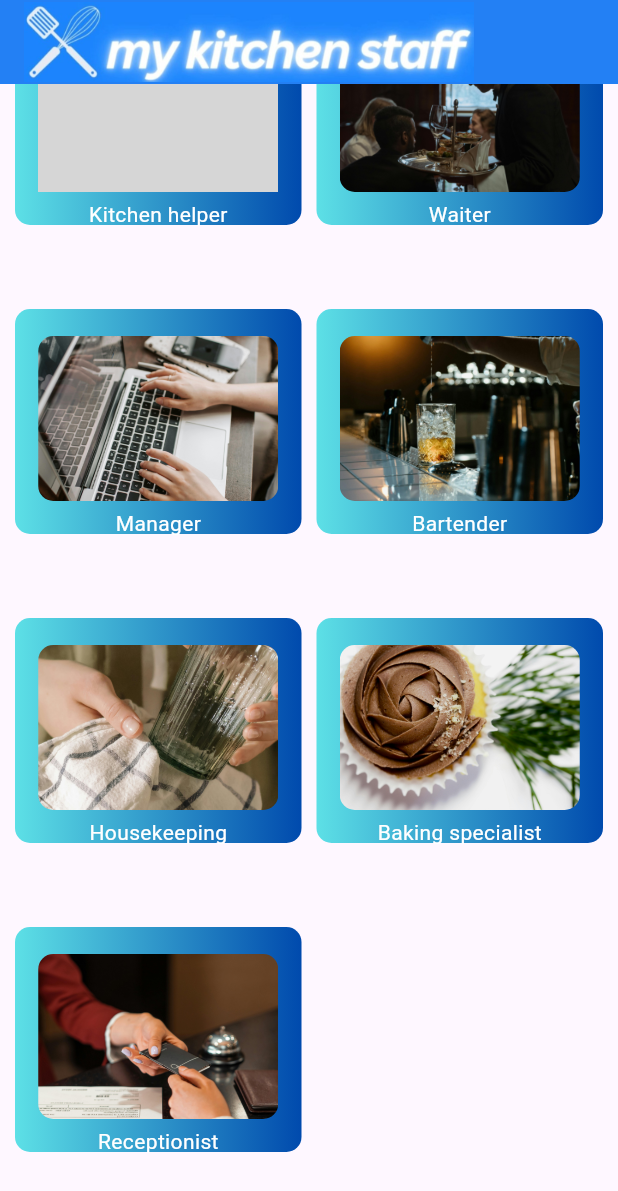
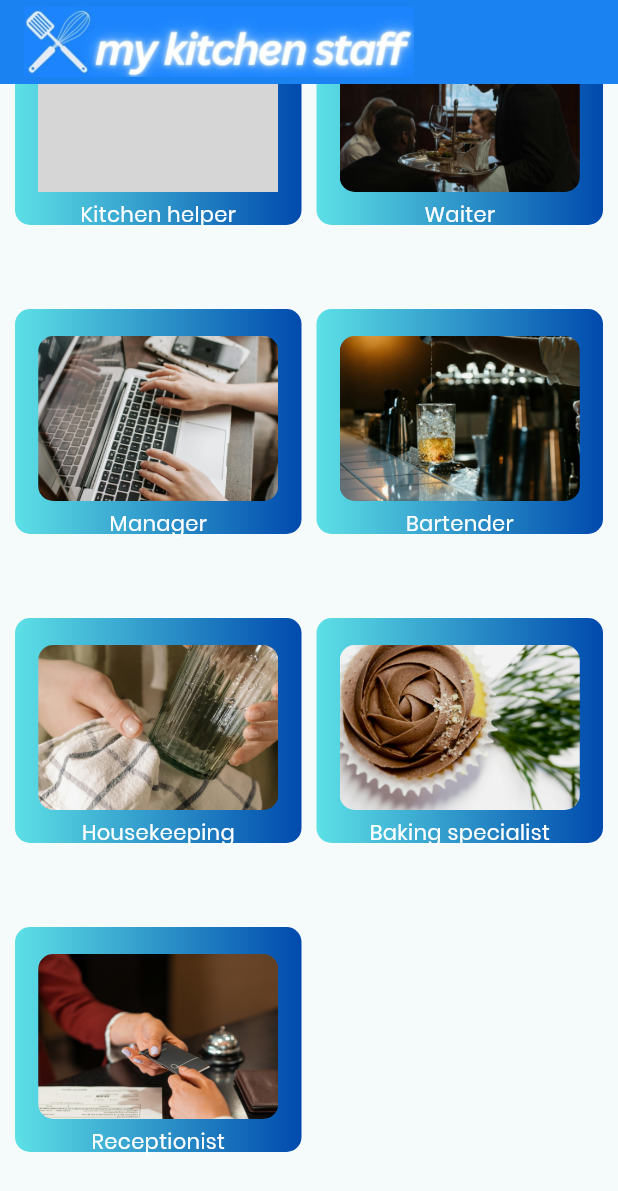
Before and after one commit to sachingupta2006/MyKitchenJobs, a Flutter app: the KitchenCategory screen opened directly, scrolled down 262 dp, on a phone screen of 412 x 824 dp. Shown: the top 1191 px of the screen. Run offline on Flutter 3.47's test engine with Material 3 defaults, Android fonts, the light colour scheme and no system bars; our stand-ins replace get; grey boxes are pictures that could not be loaded.

Commit message:
Font change

```diff
--- /dev/null
+++ b/lib/Utils/app_bar.dart
@@ -0,0 +1,14 @@
+import 'package:flutter/material.dart';
+
+PreferredSizeWidget customAppBar() {
+  return AppBar(
+    automaticallyImplyLeading: false,
+    backgroundColor: const Color(0xFF1D84FD),
+    title: Padding(
+      padding: const EdgeInsets.only(right: 120),
+      child: Image.asset(
+        "assets/images/logoblur.jpeg",
+      ),
+    ),
+  );
+}
--- a/lib/Utils/text.dart
+++ b/lib/Utils/text.dart
@@ -4,6 +4,6 @@ Widget customText(String text) {
   return Text(
     text,
     style: const TextStyle(
-        fontWeight: FontWeight.w900, fontSize: 40, color: Colors.white),
+        fontWeight: FontWeight.w900, fontSize: 25, color: Colors.white),
   );
 }
--- a/lib/View/kitchen_categories.dart
+++ b/lib/View/kitchen_categories.dart
@@ -1,5 +1,8 @@
 import 'package:flutter/material.dart';
+import 'package:my_kitchen_jobs/Utils/app_bar.dart';
+import 'package:my_kitchen_jobs/Utils/category_screen.dart';
 import 'package:my_kitchen_jobs/Utils/container.dart';
+import 'package:get/get.dart';
 
 class KitchenCategory extends StatelessWidget {
   const KitchenCategory({super.key});
@@ -8,59 +11,92 @@ class KitchenCategory extends StatelessWidget {
   Widget build(BuildContext context) {
     return SafeArea(
       child: Scaffold(
-        appBar: AppBar(
-          automaticallyImplyLeading: false,
-          backgroundColor: const Color(0xFF1D84FD),
-          title: Padding(
-            padding: const EdgeInsets.only(right: 80),
-            child: Image.asset(
-              "assets/images/logoblur.jpeg",
-            ),
-          ),
-        ),
+        appBar: customAppBar(),
         body: GridView.count(
           crossAxisCount: 2,
           children: [
             Padding(
               padding: const EdgeInsets.fromLTRB(10, 10, 5, 10),
-              child: customContainer("assets/images/chef.jpg", "Chef"),
+              child: GestureDetector(
+                  onTap: () {
+                    Get.to(() => CategoryScreen());
+                  },
+                  child: customContainer("assets/images/chef.jpg", "Chef")),
             ),
             Padding(
               padding: const EdgeInsets.fromLTRB(5, 10, 10, 10),
-              child:
-                  customContainer("assets/images/banner-03.jpg", "Home cook"),
+              child: GestureDetector(
+                  onTap: () {
+                    Get.to(
+                      () => CategoryScreen(),
+                    );
+                  },
+                  child: customContainer(
+                      "assets/images/banner-03.jpg", "Home cook")),
             ),
             Padding(
               padding: const EdgeInsets.fromLTRB(10, 0, 5, 20),
-              child:
-                  customContainer("assets/images/bake.jpg", "Kitchen helper"),
+              child: GestureDetector(
+                  onTap: () {
+                    Get.to(() => CategoryScreen());
+                  },
+                  child: customContainer(
+                      "assets/images/bake.jpg", "Kitchen helper")),
             ),
             Padding(
               padding: const EdgeInsets.fromLTRB(5, 0, 10, 20),
-              child: customContainer("assets/images/waiter.jpg", "Waiter"),
+              child: GestureDetector(
+                  onTap: () {
+                    Get.to(() => CategoryScreen());
+                  },
+                  child: customContainer("assets/images/waiter.jpg", "Waiter")),
             ),
             Padding(
               padding: const EdgeInsets.fromLTRB(10, 0, 5, 20),
-              child: customContainer("assets/images/manager.jpg", "Manager"),
+              child: GestureDetector(
+                  onTap: () {
+                    Get.to(() => CategoryScreen());
+                  },
+                  child:
+                      customContainer("assets/images/manager.jpg", "Manager")),
             ),
             Padding(
               padding: const EdgeInsets.fromLTRB(5, 0, 10, 20),
-              child:
-                  customContainer("assets/images/bartender.jpg", "Bartender"),
+              child: GestureDetector(
+                  onTap: () {
+                    Get.to(() => CategoryScreen());
+                  },
+                  child: customContainer(
+                      "assets/images/bartender.jpg", "Bartender")),
             ),
             Padding(
               padding: const EdgeInsets.fromLTRB(10, 0, 5, 20),
-              child: customContainer(
-                  "assets/images/banner-05.jpg", "Housekeeping"),
+              child: GestureDetector(
+                onTap: () {
+                  Get.to(() => CategoryScreen());
+                },
+                child: customContainer(
+                    "assets/images/banner-05.jpg", "Housekeeping"),
+              ),
             ),
             Padding(
               padding: const EdgeInsets.fromLTRB(5, 0, 10, 20),
-              child: customContainer(
-                  "assets/images/baking.jpg", "Baking specialist"),
+              child: GestureDetector(
+                onTap: () {
+                  Get.to(() => CategoryScreen());
+                },
+                child: customContainer(
+                    "assets/images/baking.jpg", "Baking specialist"),
+              ),
             ),
             Padding(
               padding: const EdgeInsets.fromLTRB(10, 0, 5, 20),
-              child: customContainer("assets/images/recep.jpg", "Receptionist"),
+              child: GestureDetector(
+                  onTap: () {
+                    Get.to(() => CategoryScreen());
+                  },
+                  child: customContainer(
+                      "assets/images/recep.jpg", "Receptionist")),
             ),
           ],
         ),
--- a/lib/main.dart
+++ b/lib/main.dart
@@ -17,7 +17,8 @@ class MyApp extends StatelessWidget {
       debugShowCheckedModeBanner: false,
       title: 'Flutter Demo',
       theme: ThemeData(
-        colorScheme: ColorScheme.fromSeed(seedColor: Colors.deepPurple),
+        fontFamily: 'Poppins',
+        colorScheme: ColorScheme.fromSeed(seedColor: Colors.white),
         useMaterial3: true,
       ),
       home: const SplashScreen(),
```
Also changed, not shown: lib/Utils/category_card.dart (added, +43 -0 lines), lib/Utils/category_screen.dart (added, +131 -0 lines), lib/Utils/custom_button.dart (+7 -7 lines), lib/Utils/gradient_text.dart (added, +27 -0 lines), lib/View/home_page.dart (+5 -11 lines), pubspec.yaml (+4 -15 lines), assets/Lato-Regular.ttf (added), assets/Poppins-Regular.ttf (added).
